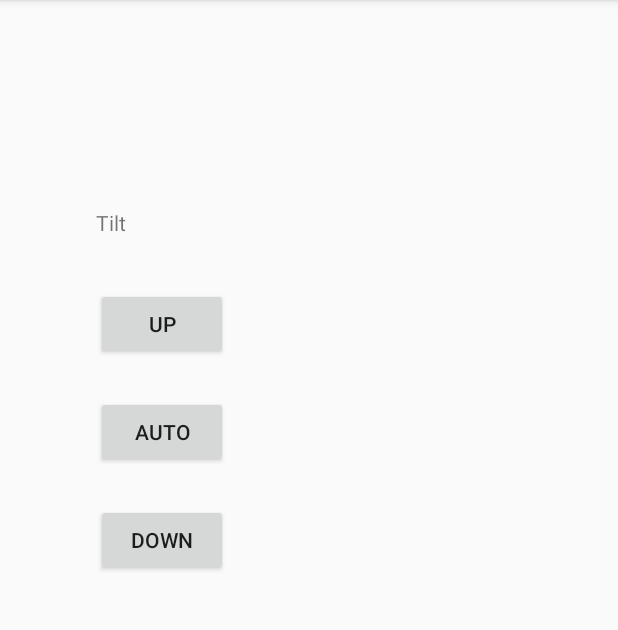
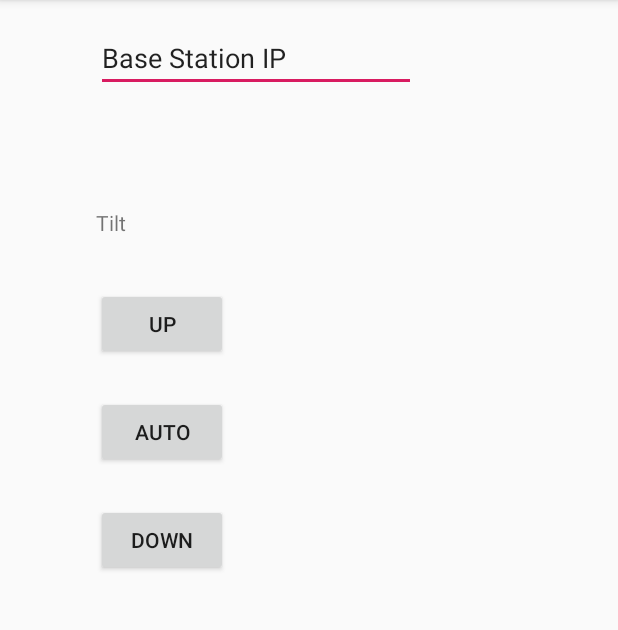
Before and after one commit to AlterationBrick/blessed-rest, an Android app: the screen it shows after launch (MainActivity), on a phone screen of 412 x 824 dp, the part 84-714 px from its top. Run offline under Robolectric (Android 15) with nearby library versions, the phone set to English and light mode, and no system bars.

Commit message:
app to base communication is working

```diff
--- a/android/MySmartBlindControl/app/src/main/java/com/example/mysmartblindcontrol/MainActivity.java
+++ b/android/MySmartBlindControl/app/src/main/java/com/example/mysmartblindcontrol/MainActivity.java
@@ -5,9 +5,12 @@ import androidx.appcompat.app.AppCompatActivity;
 import android.annotation.SuppressLint;
 import android.os.AsyncTask;
 import android.os.Bundle;
+import android.text.Editable;
+import android.text.TextWatcher;
 import android.view.MotionEvent;
 import android.view.View;
 import android.widget.Button;
+import android.widget.EditText;
 
 import java.io.BufferedReader;
 import java.io.IOException;
@@ -16,6 +19,8 @@ import java.net.HttpURLConnection;
 import java.net.URL;
 
 public class MainActivity extends AppCompatActivity {
+
+    String ipaddr = "0.0.0.0:0";
 
     @SuppressLint("ClickableViewAccessibility")
     @Override
@@ -26,6 +31,10 @@ public class MainActivity extends AppCompatActivity {
         Button tiltUp = findViewById(R.id.tiltUp);
         Button tiltDown = findViewById(R.id.tiltDown);
         Button tiltAuto = findViewById(R.id.tiltAuto);
+        EditText ipField = findViewById(R.id.editText);
+        ipField.addTextChangedListener(watch);
+
+
 
         tiltUp.setOnTouchListener(new View.OnTouchListener() {
             @Override
@@ -61,12 +70,29 @@ public class MainActivity extends AppCompatActivity {
         });
     }
 
+    TextWatcher watch = new TextWatcher() {
+        @Override
+        public void beforeTextChanged(CharSequence s, int start, int count, int after) {
+
+        }
+
+        @Override
+        public void onTextChanged(CharSequence s, int start, int before, int count) {
+            ipaddr = String.valueOf(s);
+        }
+
+        @Override
+        public void afterTextChanged(Editable s) {
+
+        }
+    };
+
     private class Background_get extends AsyncTask<String, Void, String> {
         @Override
         protected String doInBackground(String... params) {
             try {
                 // Define URL
-                URL url = new URL("http://192.168.1.12/" + params[0]);
+                URL url = new URL("http://" + ipaddr + "/" + params[0]);
                 // Open HTTP connection
                 HttpURLConnection connection = (HttpURLConnection) url.openConnection();
                 // Create reader, string builder, and string to hold output
--- a/android/MySmartBlindControl/app/src/main/res/layout/activity_main.xml
+++ b/android/MySmartBlindControl/app/src/main/res/layout/activity_main.xml
@@ -43,4 +43,16 @@
         android:text="Tilt"
         app:layout_constraintBottom_toTopOf="@+id/tiltUp"
         app:layout_constraintStart_toStartOf="@+id/tiltUp" />
+
+    <EditText
+        android:id="@+id/editText"
+        android:layout_width="wrap_content"
+        android:layout_height="wrap_content"
+        android:layout_marginTop="16dp"
+        android:ems="10"
+        android:inputType="textPersonName"
+        android:text="Base Station IP"
+        app:layout_constraintStart_toStartOf="@+id/textView"
+        app:layout_constraintTop_toTopOf="parent" />
+
 </androidx.constraintlayout.widget.ConstraintLayout>
```
